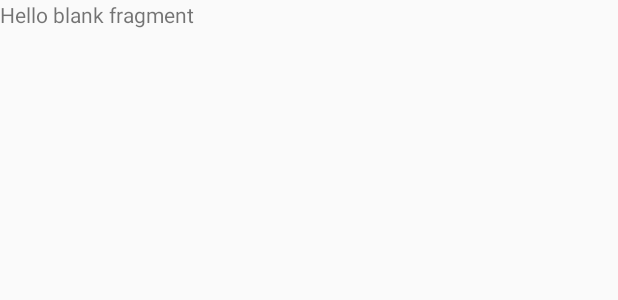
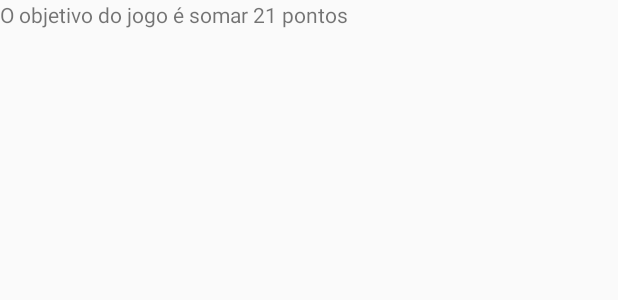
Before and after one commit to persistere/21Game, an Android app: the layout fragment_sobre.xml on its own in the app's theme, with its tools: preview values and no code run, on a phone screen of 412 x 824 dp. Shown: the top 300 px of the screen. Run offline under Robolectric (Android 15) with nearby library versions, the phone set to English and light mode, and no system bars.

Commit message:
alterando texto sobre

```diff
--- a/app/src/main/res/layout/fragment_sobre.xml
+++ b/app/src/main/res/layout/fragment_sobre.xml
@@ -8,6 +8,6 @@
     <TextView
         android:layout_width="match_parent"
         android:layout_height="match_parent"
-        android:text="@string/hello_blank_fragment" />
+        android:text="O objetivo do jogo é somar 21 pontos " />
 
 </FrameLayout>
```
